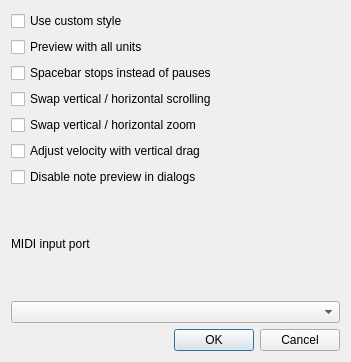
Before: the Qt Designer form src/editor/SettingsDialog.ui in yuxshao/ptcollab, drawn with Qt 5.
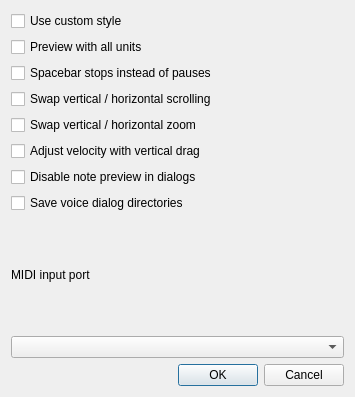
After: the same form once the commit is applied.

The edit to the form file:
```diff
--- a/src/editor/SettingsDialog.ui
+++ b/src/editor/SettingsDialog.ui
@@ -6,8 +6,8 @@
    <rect>
     <x>0</x>
     <y>0</y>
-    <width>351</width>
-    <height>362</height>
+    <width>355</width>
+    <height>397</height>
    </rect>
   </property>
   <property name="windowTitle">
@@ -63,6 +63,13 @@
      </property>
     </widget>
    </item>
+   <item>
+    <widget class="QCheckBox" name="changeDialogDirectoryCheck">
+     <property name="text">
+      <string>Save voice dialog directories</string>
+     </property>
+    </widget>
+   </item>
    <item>
     <widget class="QLabel" name="label">
      <property name="text">
```
